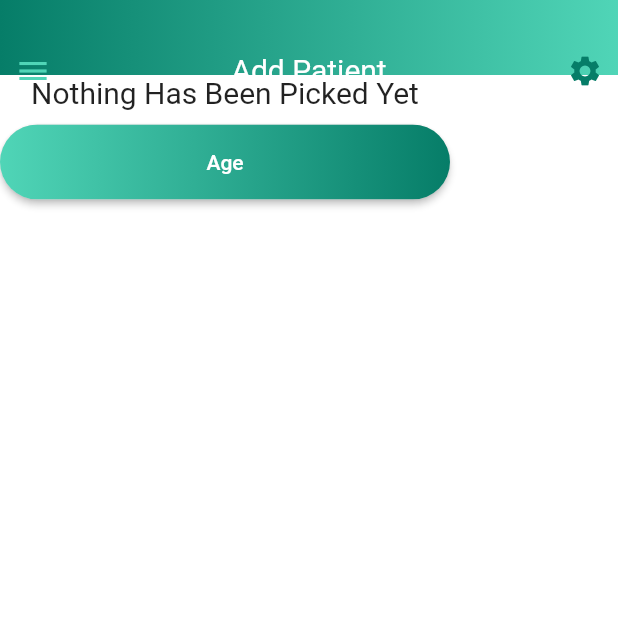
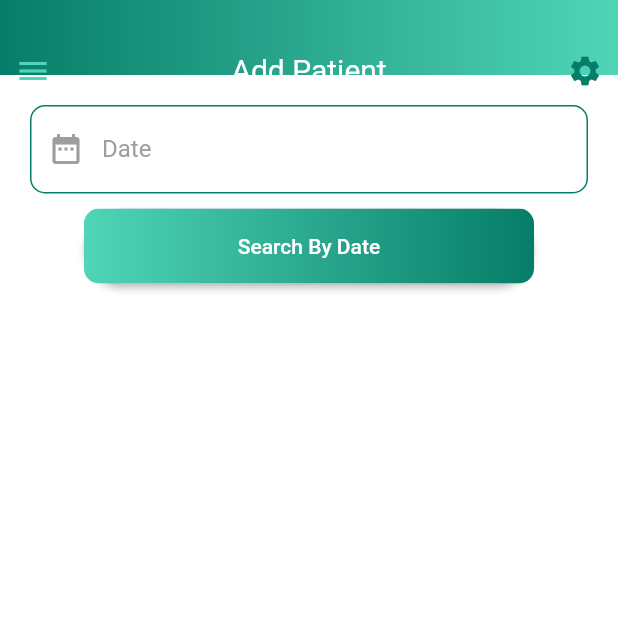
Before and after one commit to faroukgassara/pfe_project, a Flutter app: the Calendar screen opened directly, on a phone screen of 412 x 824 dp, the top half of it. Run offline on Flutter 3.47's test engine with Material 2 defaults, Android fonts, the phone set to English and light mode, and no system bars; our stand-ins replace hexcolor, string_validator.

Commit message:
CALENDAR

```diff
--- a/lib/calendar.dart
+++ b/lib/calendar.dart
@@ -15,9 +15,33 @@ class _CalendarState extends State<Calendar> {
   bool isColapsed = true ;
   double screenWidth,screenHeight;
   final Duration duration = const Duration(milliseconds:300);
-  DateTime _dateTime;
+  DateTime _dateTime = DateTime.now();
   var myFormat = DateFormat('d-MM-yyyy');
   String selected;
+
+  Future<Null> _selectDate(BuildContext context) async{
+    DateTime _datePicker = await showDatePicker(
+      context: context,
+      initialDate: DateTime.now(),
+      firstDate: DateTime(1950),
+      lastDate: DateTime(2021),
+      builder: (BuildContext context ,Widget child){
+        return Theme(
+          data: ThemeData(
+            primarySwatch:Colors.blue,
+          ),
+          child: child,
+        );
+      },
+    );
+    if(_datePicker != Null && _datePicker != _dateTime){
+      setState(() {
+        _dateTime = _datePicker;
+        print(_dateTime.toString());
+      });
+    }
+
+  }
 
   @override
   Widget build(BuildContext context) {
@@ -37,25 +61,43 @@ class _CalendarState extends State<Calendar> {
           backgroundColor: Colors.white,
           body:Column(
             children: <Widget>[
-              Text(
-                _dateTime == null ? 'Nothing Has Been Picked Yet':myFormat.format(_dateTime).toString(),
-                style: TextStyle(fontSize:20),
+              Padding(
+                padding: const EdgeInsets.fromLTRB(20, 20, 20, 0),
+                child: TextField(
+                  readOnly: true,
+                onTap: (){
+                  setState(() {
+                    _selectDate(context);
+                  });
+                },
+	              decoration: InputDecoration(
+	                 enabledBorder: OutlineInputBorder(
+                      borderRadius: BorderRadius.circular(10),
+                      borderSide: BorderSide(color:Hexcolor("#067d68"), width: 1.0),
+                    ),
+                    prefixIcon: Padding(
+                      padding: EdgeInsets.all(0.0),
+                      child: Icon(
+                        Icons.date_range,
+                        color: Colors.grey,
+                      ),
+                    ),
+                    labelText: "Date",
+                    hintText: _dateTime == null ? 'Nothing Has Been Picked Yet':myFormat.format(_dateTime).toString(),
+	                  hintStyle: TextStyle(color: Colors.grey),
+                    labelStyle: TextStyle(color: Colors.grey),
+	              ),
+	            ),
               ),
               SizedBox(height:10),
               RaisedButton(
                 onPressed: (){
-                  showDatePicker(
-                    context: context,
-                    initialDate: DateTime.now(),
-                    firstDate: DateTime(1950),
-                    lastDate: DateTime(2021),
-                  ).then((date){
-                    setState(() {
-                      _dateTime=date;
-                    });
+                  setState(() {
+                    _selectDate(context);
                   });
+
                 },
-                shape: RoundedRectangleBorder(borderRadius: BorderRadius.circular(80.0)),
+                shape: RoundedRectangleBorder(borderRadius: BorderRadius.circular(100.0)),
                 padding: EdgeInsets.all(0.0),
                 child: Ink(
                   decoration: BoxDecoration(
@@ -67,13 +109,13 @@ class _CalendarState extends State<Calendar> {
                       Hexcolor("#067d68"),
                   ]
                   ),
-                  borderRadius: BorderRadius.circular(30.0)
+                  borderRadius: BorderRadius.circular(10.0)
                 ),
                 child: Container(
                   constraints: BoxConstraints(maxWidth: 300.0, minHeight: 50.0),
                   alignment: Alignment.center,
                   child: Text(
-                    "Age",
+                    "Search By Date",
                     textAlign: TextAlign.center,
                     style: TextStyle(
                       color: Colors.white
```
Also changed, not shown: lib/addpatient.dart (+50 -43 lines).
